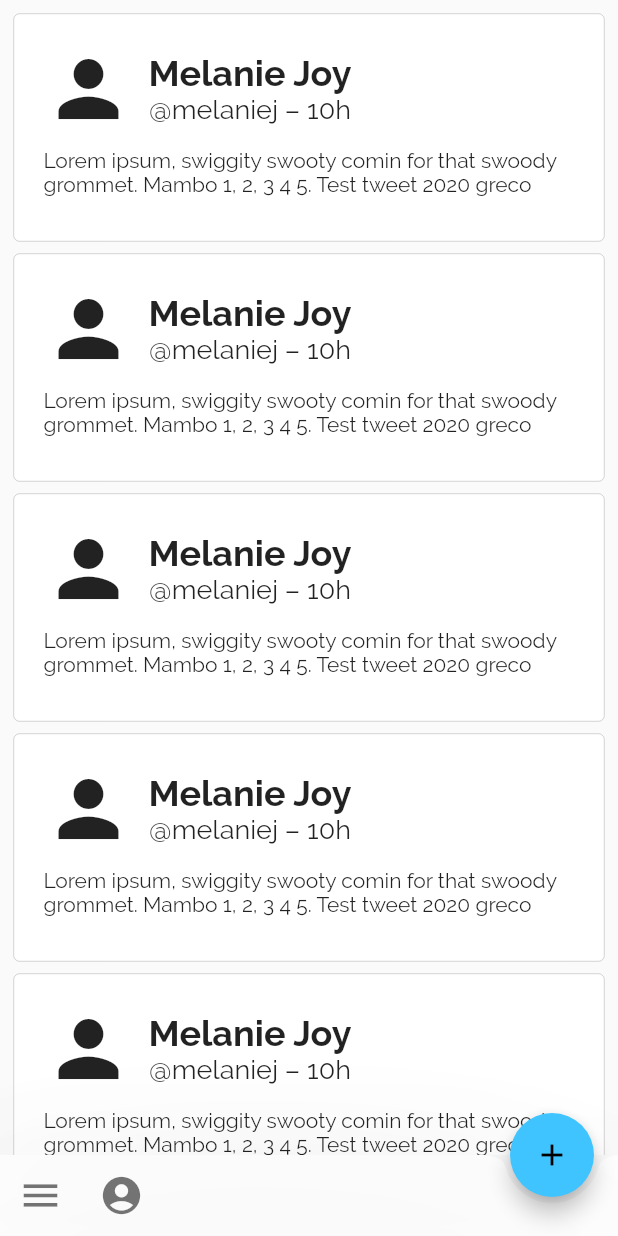
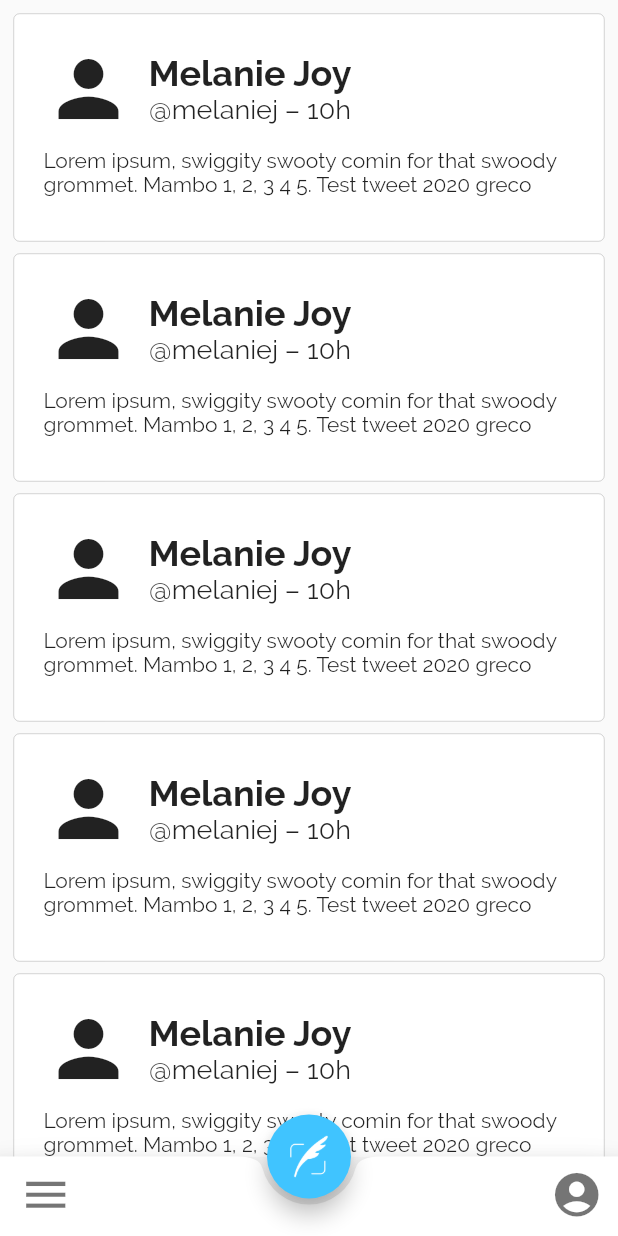
Before and after one commit to michaelgosling/twitter_md, a Flutter app: the screen it shows after launch, on a phone screen of 412 x 824 dp. Run offline on Flutter 3.47's test engine with Material 2 defaults, Android fonts, the phone set to English and light mode, and no system bars.

Commit message:
Change tweet compose button to new icon, add onPressed property. Change FAB back to center, space appbar icons out to left and right. Add padding appbar row, make appbar icons iconbuttons, increase appbar icon sizes.

```diff
--- a/lib/main.dart
+++ b/lib/main.dart
@@ -80,9 +80,10 @@ class _FeedState extends State<Feed> {
     return Scaffold(
       floatingActionButton: new FloatingActionButton(
         backgroundColor: androidThemeData.accentColor,
-        child: const Icon(Icons.add),
+        child: const ImageIcon(AssetImage("icons/post_button.png"), color: Colors.white, size: 50),
+        onPressed: () {},
       ),
-      floatingActionButtonLocation: FloatingActionButtonLocation.endDocked,
+      floatingActionButtonLocation: FloatingActionButtonLocation.centerDocked,
       body: Center(
           child: ListView(
             padding: EdgeInsets.fromLTRB(5, 5, 5, 5),
@@ -98,20 +99,21 @@ class _FeedState extends State<Feed> {
             ],
           )),
       bottomNavigationBar: new BottomAppBar(
-          elevation: 50,
+          elevation: 10.0,
           shape: CircularNotchedRectangle(),
-          child: Row(
+          color: Colors.white,
+          child:
+          Padding(
+            padding: EdgeInsets.fromLTRB(5, 0, 5, 5),
+              child: Row(
+            mainAxisSize: MainAxisSize.max,
+            mainAxisAlignment: MainAxisAlignment.spaceBetween,
             children: <Widget>[
-              Padding(
-                child: Icon(Icons.menu, size: 30, color: Colors.black54,),
-                padding: EdgeInsets.all(12),
-              ),
-              Padding(
-                child: Icon(Icons.account_circle, size: 30, color: Colors.black54),
-                padding: EdgeInsets.all(12),
-              )
+              IconButton(icon: Icon(Icons.menu, size: 35, color: Colors.black54), onPressed: (){},),
+              IconButton(icon: Icon(Icons.account_circle, size: 35, color: Colors.black54), onPressed: (){},),
             ],
-          )), // This trailing comma makes auto-formatting nicer for build methods.
+          ))
+      ), // This trailing comma makes auto-formatting nicer for build methods.
     );
   }
 }
--- a/pubspec.yaml
+++ b/pubspec.yaml
@@ -40,6 +40,8 @@ flutter:
   # assets:
   #  - images/a_dot_burr.jpeg
   #  - images/a_dot_ham.jpeg
+  assets:
+    - icons/post_button.png
 
   # An image asset can refer to one or more resolution-specific "variants", see
   # https://flutter.io/assets-and-images/#resolution-aware.
```
Also changed, not shown: icons/post_button.png (added).
